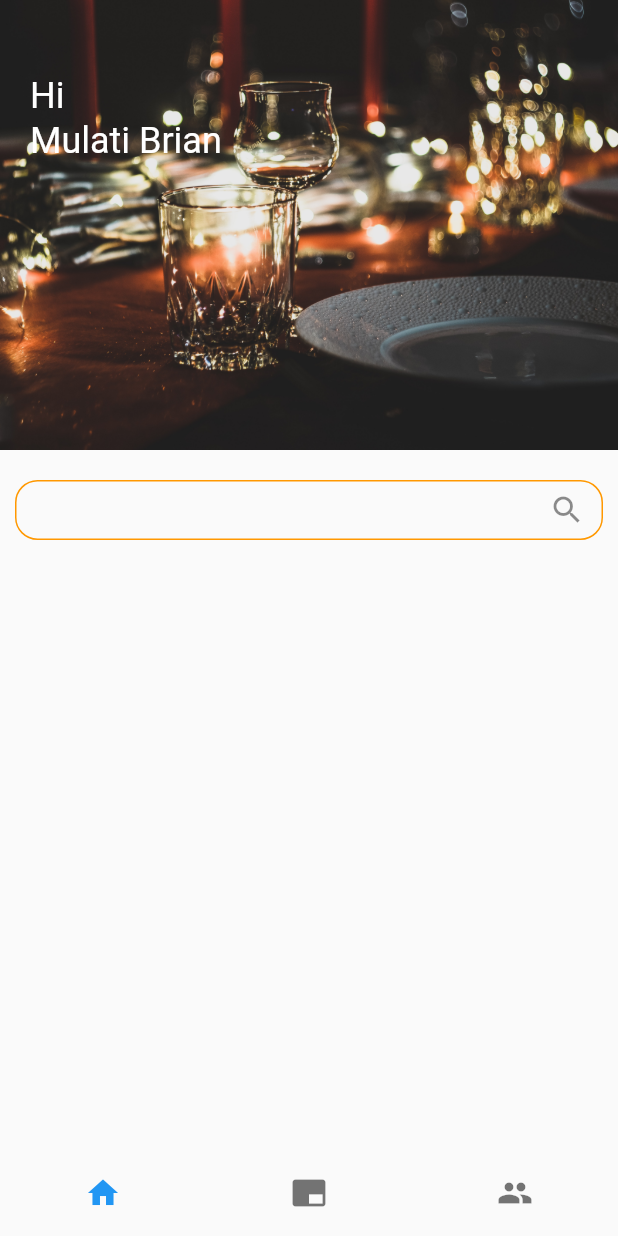
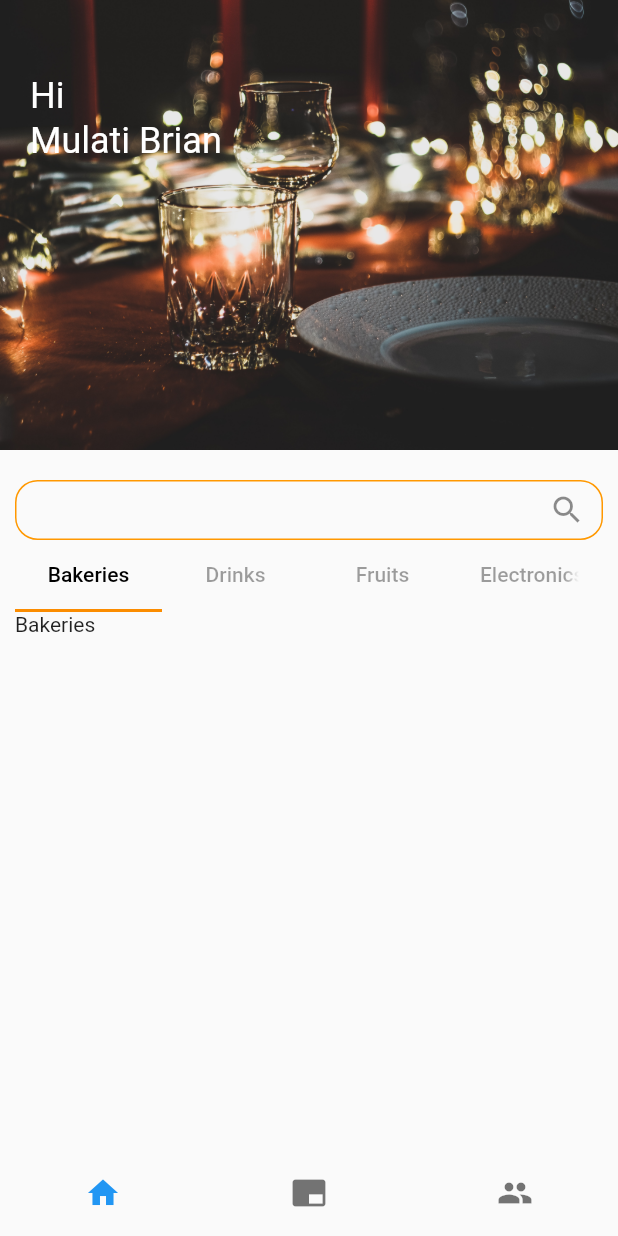
Before and after one commit to Brian-mula/email-pos, a Flutter app: the screen it shows once a user with an empty profile is signed in, on a phone screen of 412 x 824 dp. Run offline on Flutter 3.47's test engine with Material 2 defaults, Android fonts, the light colour scheme and no system bars; our stand-ins replace cloud_firestore, firebase_auth, firebase_core, firebase_storage, flutter_riverpod, image_picker; accounts and stored records are empty.

Commit message:
added categories

```diff
--- a/lib/views/home_view.dart
+++ b/lib/views/home_view.dart
@@ -1,3 +1,4 @@
+import 'package:emailpos/widgets/categorieswidget.dart';
 import 'package:firebase_auth/firebase_auth.dart';
 import 'package:flutter/material.dart';
 import 'package:flutter_riverpod/flutter_riverpod.dart';
@@ -66,7 +67,8 @@ class _HomeViewState extends ConsumerState<HomeView> {
                             borderRadius: BorderRadius.circular(15),
                             borderSide: const BorderSide(color: Colors.blue))),
                   ),
-                )
+                ),
+                const Categories()
               ],
             )));
   }
--- /dev/null
+++ b/lib/widgets/categorieswidget.dart
@@ -0,0 +1,71 @@
+import 'package:flutter/material.dart';
+import 'package:flutter_riverpod/flutter_riverpod.dart';
+
+class Categories extends ConsumerStatefulWidget {
+  const Categories({super.key});
+
+  @override
+  ConsumerState<ConsumerStatefulWidget> createState() => _CategoriesState();
+}
+
+class _CategoriesState extends ConsumerState<Categories>
+    with SingleTickerProviderStateMixin {
+  late TabController controller;
+
+  @override
+  void initState() {
+    // TODO: implement initState
+    super.initState();
+    controller = TabController(length: 4, vsync: this);
+  }
+
+  @override
+  void dispose() {
+    // TODO: implement dispose
+    controller.dispose();
+    super.dispose();
+  }
+
+  @override
+  Widget build(BuildContext context) {
+    ThemeData theme = Theme.of(context);
+    return Container(
+      margin: const EdgeInsets.only(left: 10, right: 10),
+      child: Column(
+        children: [
+          Container(
+            child: TabBar(
+                indicatorColor: Colors.orange.shade600,
+                labelColor: Colors.black,
+                unselectedLabelColor: Colors.black38,
+                controller: controller,
+                tabs: const [
+                  Tab(
+                    text: "Bakeries",
+                  ),
+                  Tab(
+                    text: "Drinks",
+                  ),
+                  Tab(
+                    text: "Fruits",
+                  ),
+                  Tab(
+                    text: "Electronics",
+                  ),
+                ]),
+          ),
+          SizedBox(
+            height: 300,
+            width: double.maxFinite,
+            child: TabBarView(controller: controller, children: const [
+              Text("Bakeries"),
+              Text("Drinks"),
+              Text("Fruits"),
+              Text("Electronics"),
+            ]),
+          )
+        ],
+      ),
+    );
+  }
+}
```
